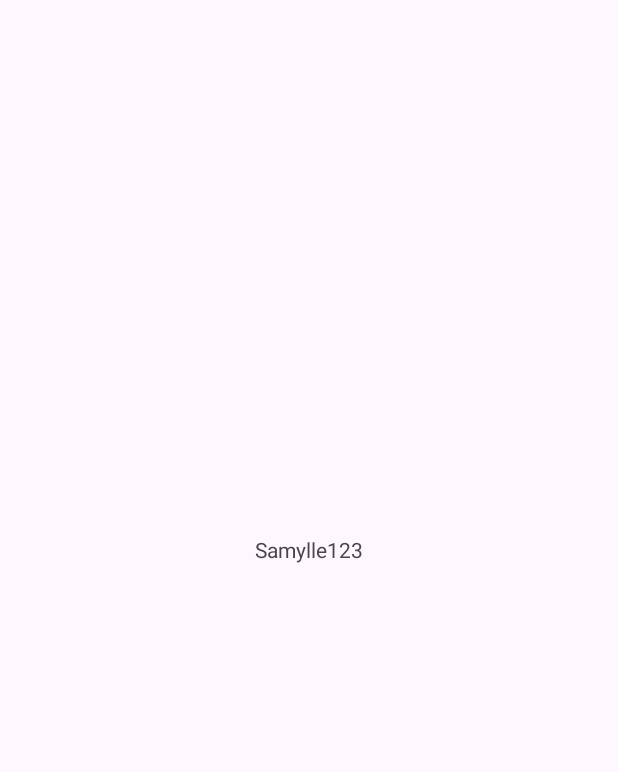
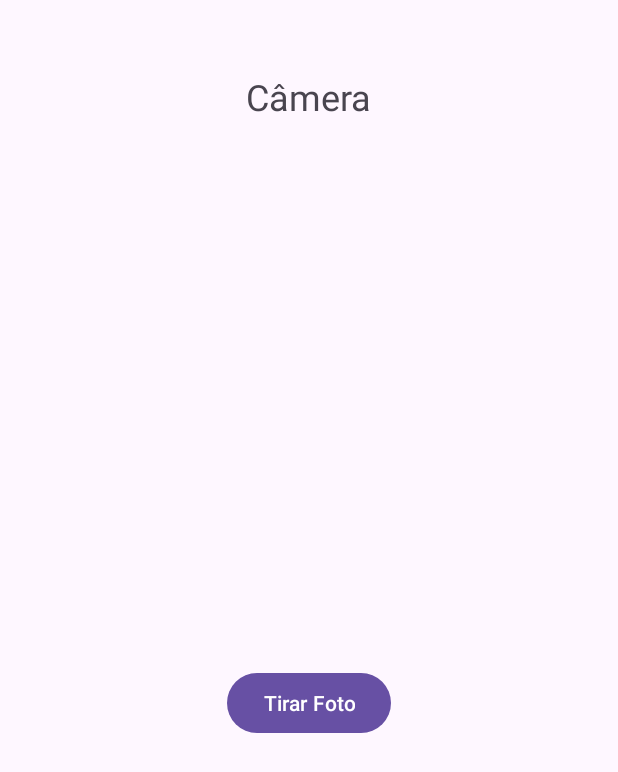
Before and after one commit to SamylleRose/camera-project, an Android app: the screen it shows after launch (MainActivity), on a phone screen of 412 x 824 dp. Before the commit the part shown is almost empty. Shown: the top 772 px of the screen. Run offline under Robolectric (Android 15) with nearby library versions, the phone set to English and light mode, and no system bars.

Commit message:
feat: image capture function done

```diff
--- a/androidApp/app/build.gradle.kts
+++ b/androidApp/app/build.gradle.kts
@@ -9,7 +9,7 @@ android {
 
     defaultConfig {
         applicationId = "com.example.camera_project_app"
-        minSdk = 36
+        minSdk = 28
         targetSdk = 36
         versionCode = 1
         versionName = "1.0"
--- a/androidApp/app/src/main/java/com/example/camera_project_app/MainActivity.kt
+++ b/androidApp/app/src/main/java/com/example/camera_project_app/MainActivity.kt
@@ -1,20 +1,83 @@
 package com.example.camera_project_app
-
+import android.Manifest
+import android.content.Intent
+import android.content.pm.PackageManager
+import android.graphics.Bitmap
+import android.os.Build
 import android.os.Bundle
-import androidx.activity.enableEdgeToEdge
+import android.provider.MediaStore
+import android.widget.Button
+import android.widget.ImageView
+import android.widget.Toast
+import androidx.activity.result.contract.ActivityResultContracts
+import androidx.annotation.RequiresApi
 import androidx.appcompat.app.AppCompatActivity
-import androidx.core.view.ViewCompat
-import androidx.core.view.WindowInsetsCompat
+import androidx.core.content.ContextCompat
 
 class MainActivity : AppCompatActivity() {
+
+    private lateinit var btnTirarFoto: Button
+    private lateinit var imageView: ImageView
+
+    // 1. Lançador para o resultado da CÂMERA
+    @RequiresApi(Build.VERSION_CODES.TIRAMISU)
+    private val resultLauncherCamera = registerForActivityResult(ActivityResultContracts.StartActivityForResult()) { result ->
+        if (result.resultCode == RESULT_OK) {
+            val data: Intent? = result.data
+            // Usando o método seguro que discutimos antes
+            val imageBitmap = data?.extras?.getParcelable("data", Bitmap::class.java)
+            imageView.setImageBitmap(imageBitmap)
+        }
+    }
+
+    // 2. Lançador para o pedido de PERMISSÃO
+    @RequiresApi(Build.VERSION_CODES.TIRAMISU)
+    private val requestPermissionLauncher = registerForActivityResult(ActivityResultContracts.RequestPermission()) { isGranted: Boolean ->
+        if (isGranted) {
+            // Permissão concedida, podemos abrir a câmera
+            abrirCamera()
+        } else {
+            // Permissão negada, mostramos uma mensagem ao usuário
+            Toast.makeText(this, "Permissão da câmera negada", Toast.LENGTH_SHORT).show()
+        }
+    }
+
+    @RequiresApi(Build.VERSION_CODES.TIRAMISU)
     override fun onCreate(savedInstanceState: Bundle?) {
         super.onCreate(savedInstanceState)
-        enableEdgeToEdge()
         setContentView(R.layout.activity_main)
-        ViewCompat.setOnApplyWindowInsetsListener(findViewById(R.id.main)) { v, insets ->
-            val systemBars = insets.getInsets(WindowInsetsCompat.Type.systemBars())
-            v.setPadding(systemBars.left, systemBars.top, systemBars.right, systemBars.bottom)
-            insets
+
+        btnTirarFoto = findViewById(R.id.btnTirarFoto)
+        imageView = findViewById(R.id.imageView)
+
+        btnTirarFoto.setOnClickListener {
+            // 3. Ao clicar no botão, chamamos a função que verifica a permissão
+            verificarPermissaoDaCamera()
         }
     }
+
+    @RequiresApi(Build.VERSION_CODES.TIRAMISU)
+    private fun verificarPermissaoDaCamera() {
+        when {
+            // Verifica se a permissão JÁ FOI CONCEDIDA
+            ContextCompat.checkSelfPermission(
+                this,
+                Manifest.permission.CAMERA
+            ) == PackageManager.PERMISSION_GRANTED -> {
+                // Se sim, abre a câmera diretamente
+                abrirCamera()
+            }
+
+            else -> {
+                // Se não, pede a permissão ao usuário
+                requestPermissionLauncher.launch(Manifest.permission.CAMERA)
+            }
+        }
+    }
+
+    @RequiresApi(Build.VERSION_CODES.TIRAMISU)
+    private fun abrirCamera() {
+        val cameraIntent = Intent(MediaStore.ACTION_IMAGE_CAPTURE)
+        resultLauncherCamera.launch(cameraIntent)
+    }
 }
--- a/androidApp/app/src/main/res/layout/activity_main.xml
+++ b/androidApp/app/src/main/res/layout/activity_main.xml
@@ -8,13 +8,36 @@
     tools:context=".MainActivity">
 
     <TextView
+        android:id="@+id/textViewTitle"
         android:layout_width="wrap_content"
         android:layout_height="wrap_content"
-        android:text="Samylle123"
-        app:layout_constraintBottom_toBottomOf="parent"
+        android:layout_marginTop="48dp"
+        android:text="@string/titulo_camera"
+        android:textSize="24sp"
         app:layout_constraintEnd_toEndOf="parent"
         app:layout_constraintStart_toStartOf="parent"
-        app:layout_constraintTop_toTopOf="parent"
-        app:layout_constraintVertical_bias="0.443" />
+        app:layout_constraintTop_toTopOf="parent" />
+
+
+    <ImageView
+        android:id="@+id/imageView"
+        android:layout_width="300dp"
+        android:layout_height="300dp"
+        android:layout_marginTop="32dp"
+        android:contentDescription="@string/descricao_imagem_capturada"
+        app:layout_constraintEnd_toEndOf="parent"
+        app:layout_constraintStart_toStartOf="parent"
+        app:layout_constraintTop_toBottomOf="@+id/textViewTitle"
+        tools:srcCompat="@tools:sample/avatars" />
+
+    <Button
+        android:id="@+id/btnTirarFoto"
+        android:layout_width="wrap_content"
+        android:layout_height="wrap_content"
+        android:layout_marginTop="32dp"
+        android:text="@string/botao_tirar_foto"
+        app:layout_constraintEnd_toEndOf="parent"
+        app:layout_constraintStart_toStartOf="parent"
+        app:layout_constraintTop_toBottomOf="@+id/imageView" />
 
 </androidx.constraintlayout.widget.ConstraintLayout>
--- a/androidApp/app/src/main/res/values/strings.xml
+++ b/androidApp/app/src/main/res/values/strings.xml
@@ -1,3 +1,7 @@
 <resources>
     <string name="app_name">camera-project-app</string>
+    <string name="titulo_camera">Câmera</string>
+    <string name="botao_tirar_foto">Tirar Foto</string>
+    <string name="descricao_imagem_capturada">Foto capturada pela câmera do usuário</string>
+
 </resources>
```
Also changed, not shown: androidApp/app/src/main/AndroidManifest.xml (+6 -1 lines).
